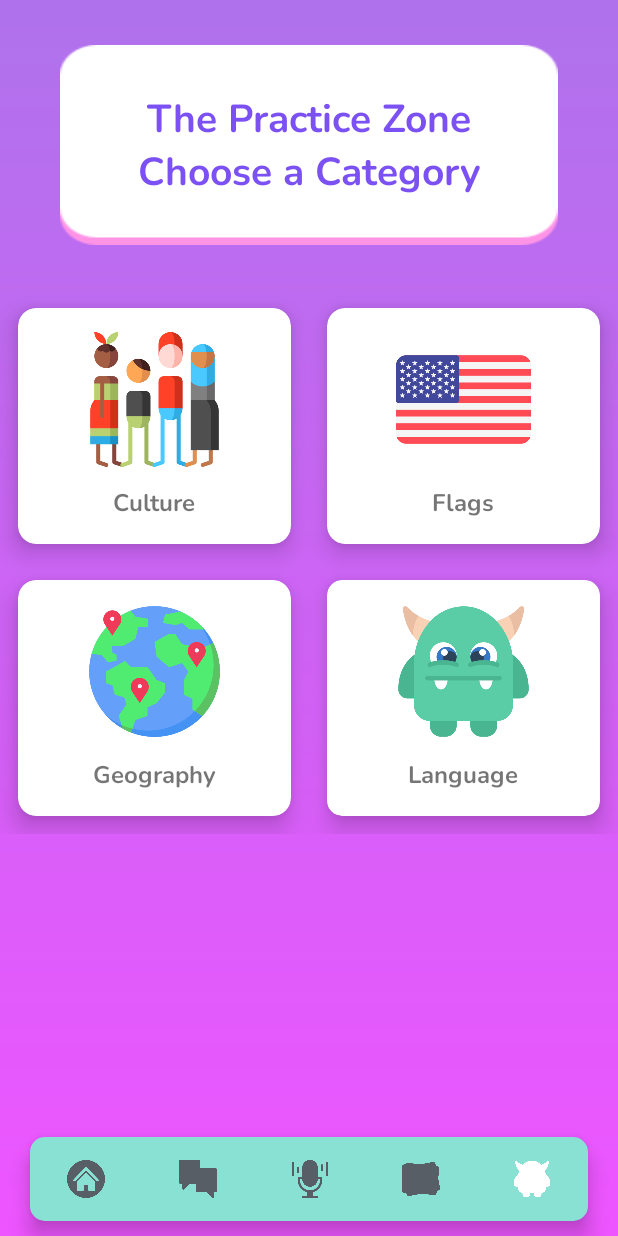
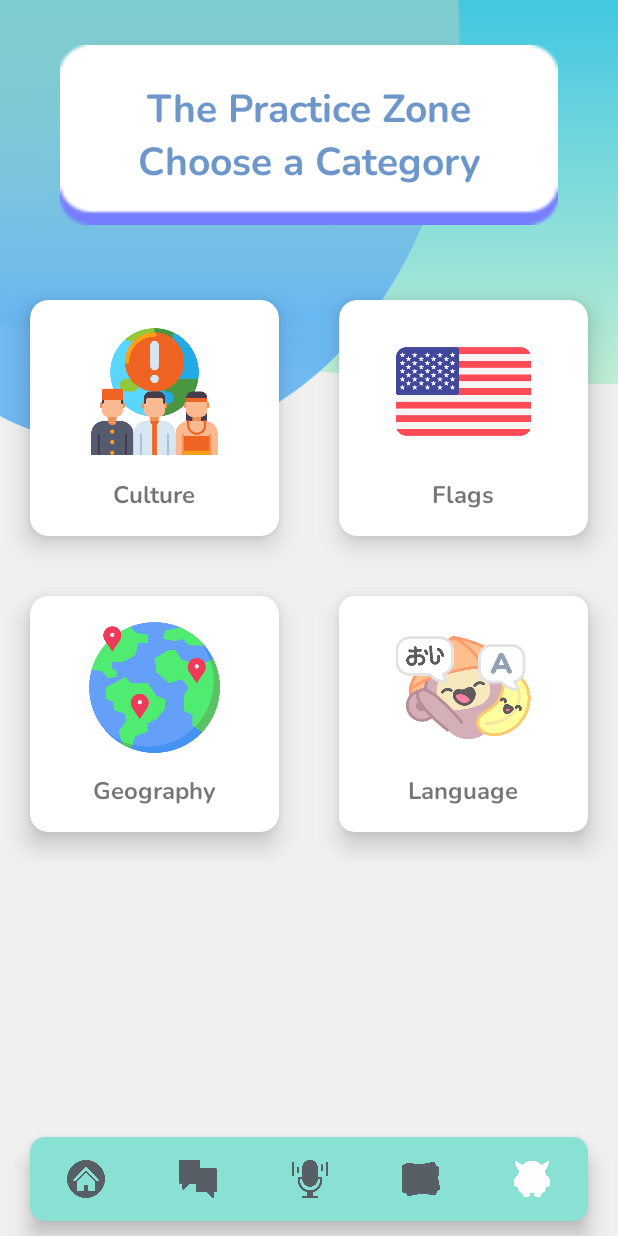
Before and after one commit to DerisO22/Android-Translation-App, an Android app: the practiceActivity screen opened directly, with no data from a screen before it, on a phone screen of 412 x 824 dp. Run offline under Robolectric (Android 15) with nearby library versions, the phone set to English and light mode, and no system bars.

Commit message:
Polish Design Commit :)

```diff
--- a/app/src/main/java/com/example/translationappandroid/activity_practice_culture.java
+++ b/app/src/main/java/com/example/translationappandroid/activity_practice_culture.java
@@ -123,7 +123,7 @@ public class activity_practice_culture extends AppCompatActivity implements View
                 currentQuestionIndex++;
                 loadNewQuestion();
             } else {
-
+                //Just do nothing
             }
         } else {
             selectedAnswer=clickedButton.getText().toString();
--- a/app/src/main/java/com/example/translationappandroid/homeActivity.java
+++ b/app/src/main/java/com/example/translationappandroid/homeActivity.java
@@ -1,6 +1,7 @@
 package com.example.translationappandroid;
 
 import android.annotation.SuppressLint;
+import android.app.Activity;
 import android.content.Intent;
 import android.os.Bundle;
 import android.view.MenuItem;
@@ -10,6 +11,7 @@ import android.view.animation.Animation;
 import android.view.animation.AnimationUtils;
 import android.widget.Button;
 import android.widget.ImageView;
+import android.widget.LinearLayout;
 import android.widget.Toolbar;
 
 import androidx.annotation.NonNull;
--- a/app/src/main/res/layout/activity_enter_culture_splash.xml
+++ b/app/src/main/res/layout/activity_enter_culture_splash.xml
@@ -19,7 +19,7 @@
         <ImageView
             android:layout_width="200dp"
             android:layout_height="200dp"
-            android:src="@drawable/people"/>
+            android:src="@drawable/sociology"/>
 
         <TextView
             android:layout_width="wrap_content"
--- a/app/src/main/res/layout/activity_enter_language_splash.xml
+++ b/app/src/main/res/layout/activity_enter_language_splash.xml
@@ -19,7 +19,7 @@
         <ImageView
             android:layout_width="200dp"
             android:layout_height="200dp"
-            android:src="@drawable/monster"/>
+            android:src="@drawable/speak"/>
 
         <TextView
             android:layout_width="wrap_content"
--- a/app/src/main/res/layout/activity_image.xml
+++ b/app/src/main/res/layout/activity_image.xml
@@ -169,9 +169,9 @@
                 android:id="@+id/bottomNavigationView"
                 android:layout_alignParentBottom="true"
                 android:background="@drawable/bottom_background"
-                android:layout_marginEnd="12dp"
-                android:layout_marginStart="12dp"
-                android:layout_marginBottom="10dp"
+                android:layout_marginEnd="4dp"
+                android:layout_marginStart="4dp"
+                android:layout_marginBottom="17dp"
                 app1:menu="@menu/bottom_menu"
                 app1:itemIconSize="25dp"
                 app1:itemIconTint="@drawable/item_selector"
--- a/app/src/main/res/layout/activity_practice.xml
+++ b/app/src/main/res/layout/activity_practice.xml
@@ -5,7 +5,7 @@
     android:layout_width="match_parent"
     xmlns:app1="http://schemas.android.com/apk/res-auto"
     android:orientation="vertical"
-    android:background="@drawable/background"
+    android:background="@drawable/practice_bkg"
     android:layout_height="match_parent"
     tools:context=".practiceActivity"
     tools:ignore="NamespaceTypo">
@@ -17,12 +17,12 @@
 
   <LinearLayout
       android:layout_width="match_parent"
-      android:layout_height="wrap_content"
+      android:layout_height="120dp"
       android:layout_gravity="center"
       android:layout_marginTop="30dp"
       android:layout_marginStart="40dp"
       android:layout_marginEnd="40dp"
-      android:background="@drawable/bgquestion">
+      android:background="@drawable/bgpurple">
 
     <TextView
         android:fontFamily="@font/nunitobold"
@@ -30,7 +30,7 @@
         android:layout_width="match_parent"
         android:layout_height="wrap_content"
         android:layout_gravity="center"
-        android:textColor="#7C51F3"
+        android:textColor="#6D97CA"
         android:textSize="26sp"
         android:text="The Practice Zone\nChoose a Category">
   </TextView>
@@ -40,7 +40,7 @@
       android:columnCount="2"
       android:rowCount="2"
       android:layout_width="match_parent"
-      android:layout_height="wrap_content"
+      android:layout_height="match_parent"
       android:layout_marginTop="30dp"
       android:alignmentMode="alignMargins"
       android:columnOrderPreserved="false">
@@ -53,7 +53,7 @@
         android:layout_rowWeight="1"
         app1:cardElevation="10dp"
         app1:cardCornerRadius="12dp"
-        android:layout_margin="12dp">
+        android:layout_margin="20dp">
 
       <LinearLayout
           android:orientation="vertical"
@@ -63,7 +63,7 @@
           android:layout_height="match_parent">
 
         <ImageView
-            android:src="@drawable/people"
+            android:src="@drawable/sociology"
             android:layout_width="90dp"
             android:layout_height="90dp"/>
 
@@ -87,7 +87,7 @@
         android:layout_rowWeight="1"
         app1:cardCornerRadius="12dp"
         app1:cardElevation="10dp"
-        android:layout_margin="12dp">
+        android:layout_margin="20dp">
 
       <LinearLayout
           android:orientation="vertical"
@@ -121,7 +121,7 @@
         android:layout_rowWeight="1"
         app1:cardCornerRadius="12dp"
         app1:cardElevation="10dp"
-        android:layout_margin="12dp">
+        android:layout_margin="20dp">
 
       <LinearLayout
           android:orientation="vertical"
@@ -153,7 +153,7 @@
         android:layout_rowWeight="1"
         app1:cardCornerRadius="10dp"
         app1:cardElevation="10dp"
-        android:layout_margin="12dp">
+        android:layout_margin="20dp">
 
       <LinearLayout
           android:orientation="vertical"
@@ -163,8 +163,8 @@
           android:layout_height="match_parent">
 
         <ImageView
-            android:src="@drawable/monster"
-            android:layout_width="90dp"
+            android:src="@drawable/speak"
+            android:layout_width="100dp"
             android:layout_height="90dp"/>
 
         <TextView
--- a/app/src/main/res/layout/toolbar.xml
+++ b/app/src/main/res/layout/toolbar.xml
@@ -5,7 +5,7 @@
     android:layout_height="wrap_content"
     android:padding="20dp"
     android:id="@+id/toolbar"
-    android:background="@color/teal_200"
+    android:background="#9E03BADA"
     android:gravity="center_vertical">
 
     <ImageView
```
Also changed, not shown: app/src/main/java/com/example/translationappandroid/activity_practice_flags.java (+13 -4 lines), app/src/main/java/com/example/translationappandroid/question_flag.java (+3 -7 lines), app/src/main/res/layout/activity_home.xml (+9 -7 lines), app/src/main/res/layout/activity_practice_flags.xml (+9 -1 lines), app/src/main/res/layout/activity_text.xml (+6 -7 lines), app/src/main/res/layout/activity_voice.xml (+7 -8 lines), app/src/main/res/drawable/home_bkg.png (added), app/src/main/res/drawable/practice_bkg.png (added), app/src/main/res/drawable/sociology.png (added), app/src/main/res/drawable/speak.png (added), app/src/main/res/drawable/translate_bkg.png (added).
